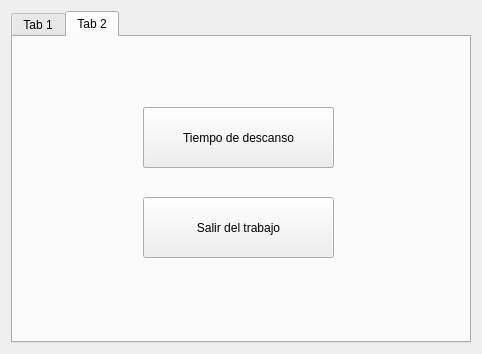
Before: the Qt Designer form Client/mainwindow.ui in ChristopherCousin/WTCR, drawn with Qt 5.
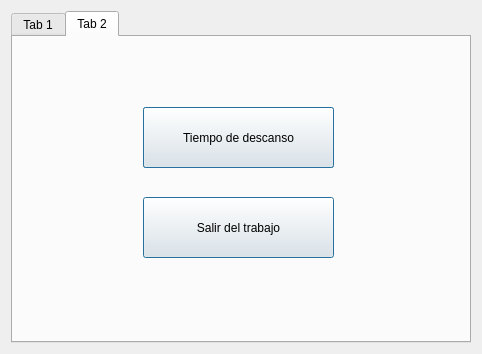
After: the same form once the commit is applied. The open tabs and pages were chosen to show the change. Custom widgets are drawn as their Qt base class.

Patch:
```diff
--- a/Client/mainwindow.ui
+++ b/Client/mainwindow.ui
@@ -101,6 +101,9 @@
         <property name="text">
          <string>Salir del trabajo</string>
         </property>
+        <property name="default">
+         <bool>true</bool>
+        </property>
        </widget>
        <widget class="QPushButton" name="pushButton_TiempoDescanso">
         <property name="geometry">
@@ -114,6 +117,9 @@
         <property name="text">
          <string>Tiempo de descanso</string>
         </property>
+        <property name="default">
+         <bool>true</bool>
+        </property>
        </widget>
        <widget class="QPushButton" name="pushButton_FinDescanso">
         <property name="geometry">
@@ -127,6 +133,9 @@
         <property name="text">
          <string>Fin de descanso</string>
         </property>
+        <property name="default">
+         <bool>true</bool>
+        </property>
        </widget>
        <zorder>pushButton_FinDescanso</zorder>
        <zorder>pushButton_SalirTrabajo</zorder>
```
Left out of the diff: 6 changed lines with no effect on the pictures.
